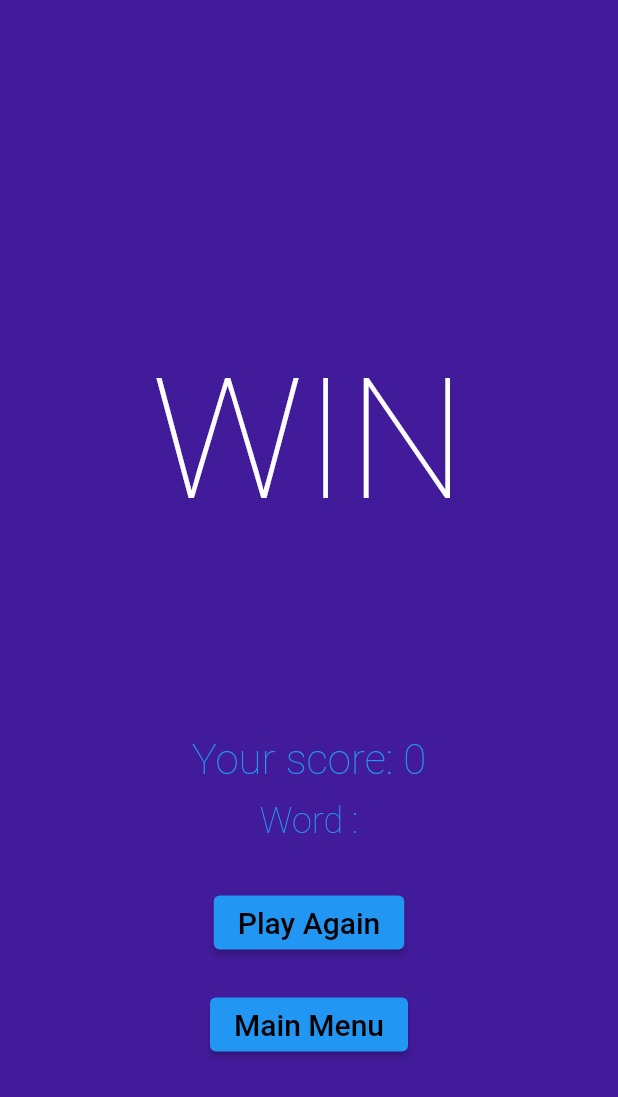
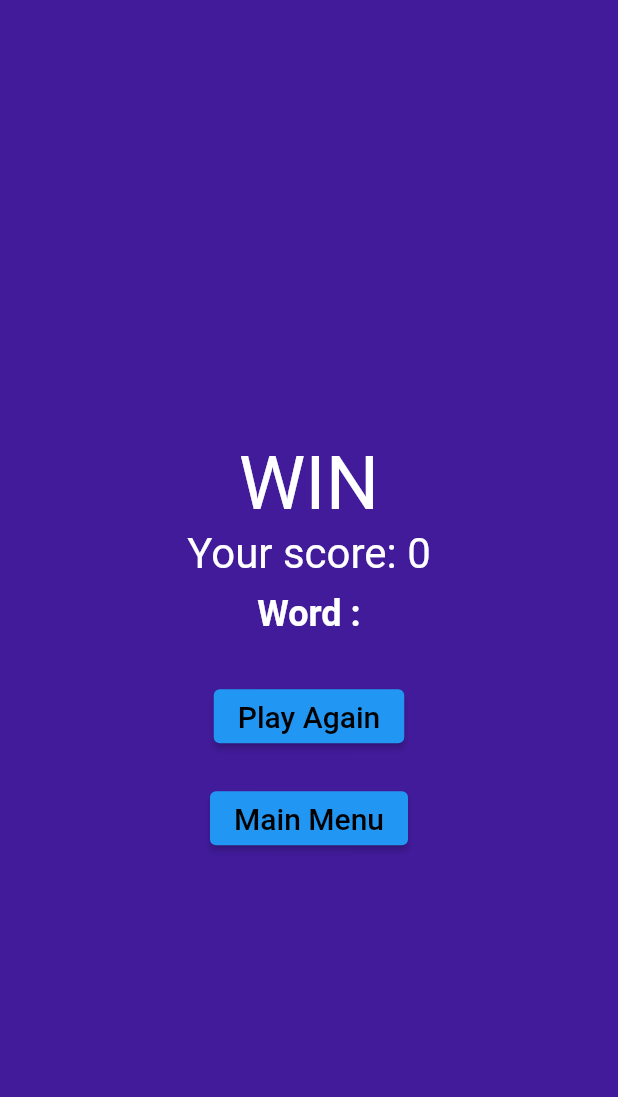
Before and after one commit to SamaRostom/Mobile-Project, a Flutter app: the WinScreen screen opened directly with empty values, on a phone screen of 412 x 824 dp. Shown: the top 1097 px of the screen. Run offline on Flutter 3.47's test engine with Material 2 defaults, Android fonts, the phone set to English and light mode, and no system bars; our stand-ins replace awesome_snackbar_content, cloud_firestore, firebase_auth, firebase_core, flutter_riverpod, google_fonts and 2 more; accounts and stored records are empty.

Commit message:
Update win_screen.dart

```diff
--- a/Hangtoe/lib/screens/Hangman2/win_screen.dart
+++ b/Hangtoe/lib/screens/Hangman2/win_screen.dart
@@ -3,7 +3,6 @@ import 'package:flutter_application_1/providers/user_provider.dart';
 import 'package:flutter_riverpod/flutter_riverpod.dart';
 import 'package:flutter_application_1/screens/Hangman2/game_screen.dart';
 import 'package:flutter_application_1/screens/Hangman2/type_word_screen.dart';
-
 import '../../Utils/data.dart';
 
 class WinScreen extends ConsumerStatefulWidget {
@@ -31,13 +30,15 @@ class _WinScreenState extends ConsumerState<WinScreen> {
           mainAxisAlignment: MainAxisAlignment.center,
           children: [
             Text(
-              "${ref.watch(nickname1Proivder)}\nWIN\n",
-              style: theme.textTheme.headline1!.copyWith(color: Colors.white),
+              ref.watch(nickname1Proivder) + "\nWIN",
+              textAlign: TextAlign.center,
+              style: theme.textTheme.headline2!
+                  .copyWith(color: Colors.white, fontSize: 50.0),
             ),
             Text(
               "Your score: $score",
-              style: theme.textTheme.headline1!
-                  .copyWith(color: theme.primaryColor, fontSize: 28),
+              style: theme.textTheme.headline2!
+                  .copyWith(color: Colors.white, fontSize: 28),
             ),
             const SizedBox(
               height: 10,
@@ -45,8 +46,10 @@ class _WinScreenState extends ConsumerState<WinScreen> {
             Text(
               "Word : $guessedWord",
               textAlign: TextAlign.center,
-              style: theme.textTheme.headline1!
-                  .copyWith(color: theme.primaryColor, fontSize: 24.0),
+              style: theme.textTheme.headline1!.copyWith(
+                  color: Colors.white,
+                  fontSize: 24.0,
+                  fontWeight: FontWeight.bold),
             ),
             const SizedBox(
               height: 30,
```
